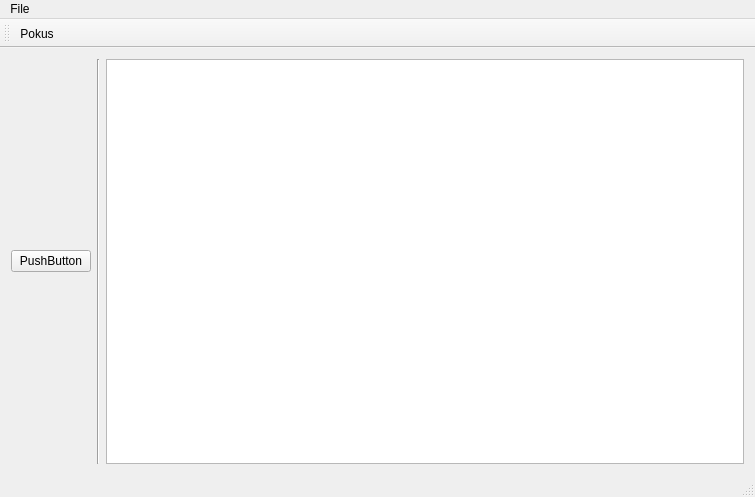
This is src/mainwindow.ui in jirvoz/icp_blocks as Qt 5 draws it before an edit. The edited form follows.
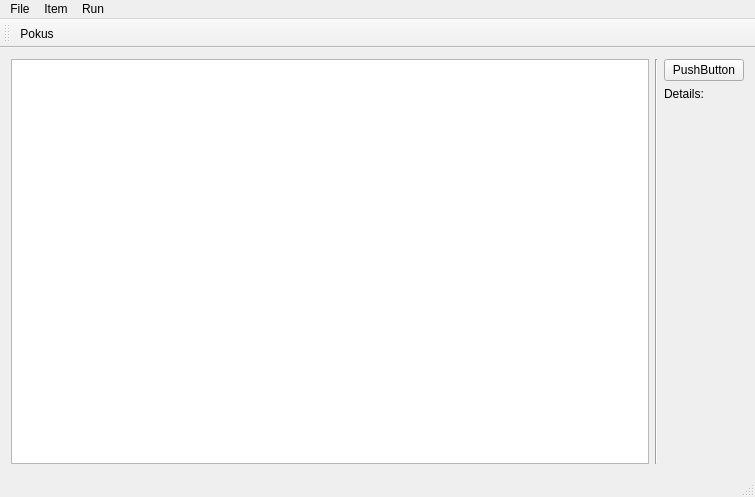
This is the edited form.

Diff of the .ui file:
```diff
--- a/src/mainwindow.ui
+++ b/src/mainwindow.ui
@@ -22,15 +22,7 @@
   <widget class="QWidget" name="centralWidget">
    <layout class="QHBoxLayout" name="horizontalLayout">
     <item>
-     <layout class="QVBoxLayout" name="verticalLayout">
-      <item>
-       <widget class="QPushButton" name="pushButton">
-        <property name="text">
-         <string>PushButton</string>
-        </property>
-       </widget>
-      </item>
-     </layout>
+     <widget class="QGraphicsView" name="graphicsView"/>
     </item>
     <item>
      <widget class="Line" name="line">
@@ -40,7 +32,28 @@
      </widget>
     </item>
     <item>
-     <widget class="QGraphicsView" name="graphicsView"/>
+     <layout class="QVBoxLayout" name="verticalLayout">
+      <item>
+       <widget class="QPushButton" name="pushButton">
+        <property name="text">
+         <string>PushButton</string>
+        </property>
+       </widget>
+      </item>
+      <item>
+       <widget class="QLabel" name="label">
+        <property name="text">
+         <string>Details:</string>
+        </property>
+        <property name="alignment">
+         <set>Qt::AlignLeading|Qt::AlignLeft|Qt::AlignTop</set>
+        </property>
+        <property name="wordWrap">
+         <bool>false</bool>
+        </property>
+       </widget>
+      </item>
+     </layout>
     </item>
    </layout>
   </widget>
@@ -63,7 +76,22 @@
     <addaction name="separator"/>
     <addaction name="actionExit"/>
    </widget>
+   <widget class="QMenu" name="menuItem">
+    <property name="title">
+     <string>Item</string>
+    </property>
+    <addaction name="actionRemove"/>
+   </widget>
+   <widget class="QMenu" name="menuRun">
+    <property name="title">
+     <string>Run</string>
+    </property>
+    <addaction name="actionCompute_all"/>
+    <addaction name="actionStep"/>
+   </widget>
    <addaction name="menuFile"/>
+   <addaction name="menuItem"/>
+   <addaction name="menuRun"/>
   </widget>
   <widget class="QToolBar" name="mainToolBar">
    <property name="windowTitle">
```
Left out of the diff: 15 changed lines with no effect on the pictures.
